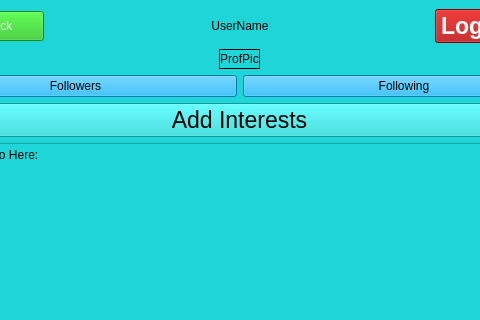
This is Paxel/profile.ui in ClownKingWalrus/PAXEL as Qt 5 draws it before an edit; both pictures show x 95 to 575 and y 0 to 320 of the 669 by 650 pixel window. The edited form follows.
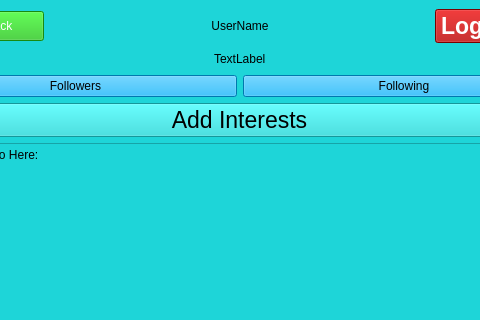
This is the edited form. Custom widgets are drawn as their Qt base class.

Commit message:
Pictures added to homescreen banners threads and profile
Alot of fixes involving sql and drag drop

```diff
--- a/Paxel/profile.ui
+++ b/Paxel/profile.ui
@@ -231,24 +231,9 @@
        </spacer>
       </item>
       <item>
-       <widget class="QLabel" name="ProfPic">
-        <property name="sizePolicy">
-         <sizepolicy hsizetype="Preferred" vsizetype="Preferred">
-          <horstretch>0</horstretch>
-          <verstretch>0</verstretch>
-         </sizepolicy>
-        </property>
-        <property name="styleSheet">
-         <string notr="true">font: 20pt &quot;MS Sans Serif&quot;;</string>
-        </property>
-        <property name="frameShape">
-         <enum>QFrame::Shape::Box</enum>
-        </property>
+       <widget class="ProfilePicture" name="MainProfilePicture">
         <property name="text">
-         <string>ProfPic</string>
-        </property>
-        <property name="alignment">
-         <set>Qt::AlignmentFlag::AlignCenter</set>
+         <string>TextLabel</string>
         </property>
        </widget>
       </item>
@@ -308,6 +293,13 @@
    </layout>
   </widget>
  </widget>
+ <customwidgets>
+  <customwidget>
+   <class>ProfilePicture</class>
+   <extends>QLabel</extends>
+   <header>profilepicture.h</header>
+  </customwidget>
+ </customwidgets>
  <resources/>
  <connections/>
 </ui>
```
The commit also changes 18 other files.
